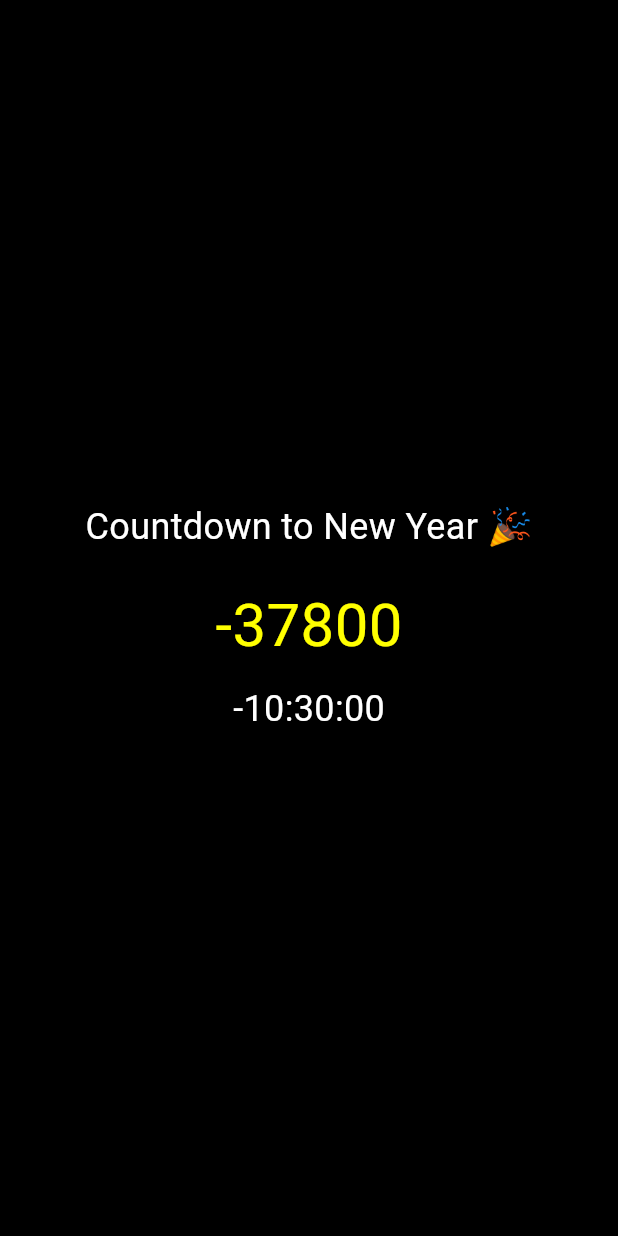
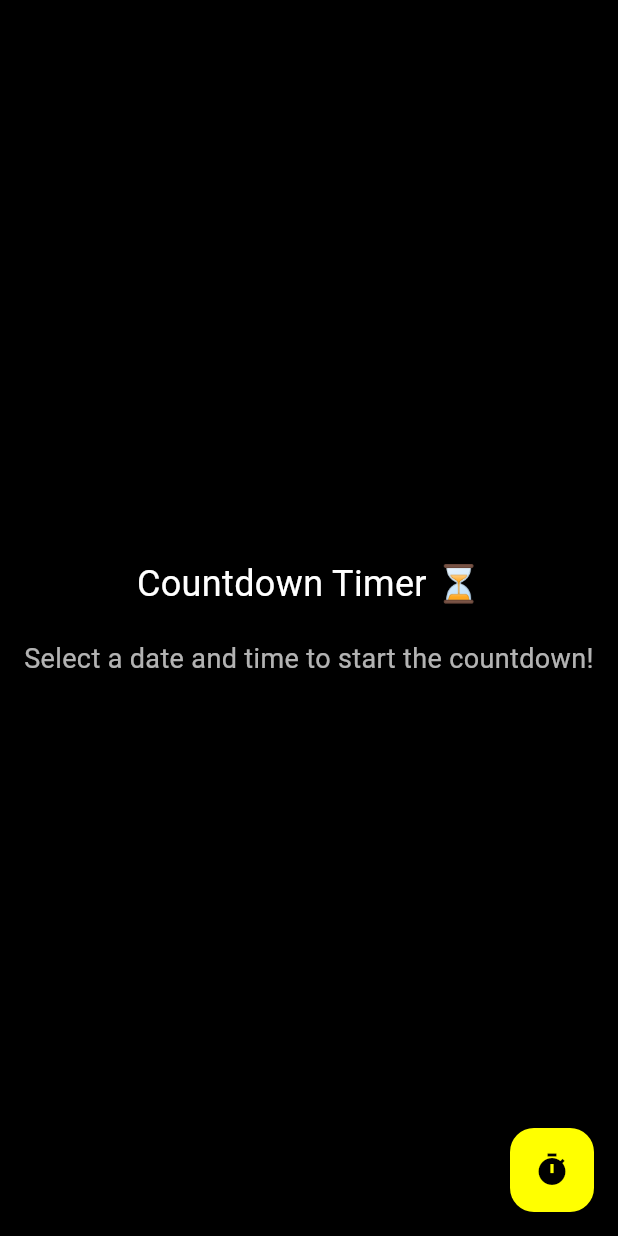
Before and after one commit to AnishHazra/New_Year_App, a Flutter app: the first screen one second after launch, on a phone screen of 412 x 824 dp. Run offline on Flutter 3.47's test engine with Material 3 defaults, Android fonts, the phone set to English and light mode, and no system bars; drawn by our look-alikes of animated_flip_counter; our stand-ins replace confetti.

Commit message:
added time and date picker

```diff
--- a/lib/main.dart
+++ b/lib/main.dart
@@ -11,10 +11,9 @@ class MyApp extends StatelessWidget {
   @override
   Widget build(BuildContext context) {
     return MaterialApp(
-      title: 'New Year 2025',
+      title: 'New Year',
       debugShowCheckedModeBanner: false,
       theme: ThemeData(
-        colorScheme: ColorScheme.fromSeed(seedColor: Colors.deepPurple),
         useMaterial3: true,
       ),
       home: const NewYearCountdown(),
--- a/lib/new_year_countdown.dart
+++ b/lib/new_year_countdown.dart
@@ -13,19 +13,20 @@ class NewYearCountdown extends StatefulWidget {
 class _NewYearCountdownState extends State<NewYearCountdown> {
   late Timer _timer;
   late Duration _timeRemaining;
-  final DateTime _targetTime = DateTime(2025, 1, 1, 0, 0, 0);
+  DateTime? _targetTime;
 
   @override
   void initState() {
     super.initState();
-    _timeRemaining = _targetTime.difference(DateTime.now());
-    _startTimer();
+    _timeRemaining = Duration.zero;
   }
 
   void _startTimer() {
+    if (_targetTime == null) return;
+
     _timer = Timer.periodic(const Duration(seconds: 1), (_) {
       setState(() {
-        _timeRemaining = _targetTime.difference(DateTime.now());
+        _timeRemaining = _targetTime!.difference(DateTime.now());
         if (_timeRemaining <= Duration.zero) {
           _timer.cancel();
           _navigateToNextPage();
@@ -38,6 +39,40 @@ class _NewYearCountdownState extends State<NewYearCountdown> {
     Navigator.of(context).pushReplacement(
       MaterialPageRoute(builder: (_) => const CelebrationScreen()),
     );
+  }
+
+  void _pickDateTime() async {
+    DateTime now = DateTime.now();
+
+    //! Pick the date
+    final DateTime? pickedDate = await showDatePicker(
+      context: context,
+      initialDate: now,
+      firstDate: now,
+      lastDate: DateTime(now.year + 10),
+    );
+
+    if (pickedDate == null) return;
+
+    //! Pick the time
+    final TimeOfDay? pickedTime = await showTimePicker(
+      context: context,
+      initialTime: TimeOfDay.now(),
+    );
+
+    if (pickedTime == null) return;
+
+    setState(() {
+      _targetTime = DateTime(
+        pickedDate.year,
+        pickedDate.month,
+        pickedDate.day,
+        pickedTime.hour,
+        pickedTime.minute,
+      );
+      _timeRemaining = _targetTime!.difference(DateTime.now());
+      _startTimer();
+    });
   }
 
   @override
@@ -62,13 +97,16 @@ class _NewYearCountdownState extends State<NewYearCountdown> {
           mainAxisAlignment: MainAxisAlignment.center,
           children: [
             const Text(
-              'Countdown to New Year 🎉',
+              'Countdown Timer ⏳',
               style: TextStyle(
                 fontSize: 24,
                 color: Colors.white,
               ),
             ),
             const SizedBox(height: 20),
+            if (_targetTime != null)
+              Column(
+                children: [
                   AnimatedFlipCounter(
                     value: _timeRemaining.inSeconds.toDouble(),
                     duration: const Duration(milliseconds: 800),
@@ -88,7 +126,20 @@ class _NewYearCountdownState extends State<NewYearCountdown> {
                     ),
                   ),
                 ],
+              )
+            else
+              const Text(
+                textAlign: TextAlign.center,
+                "Select a date and time to start the countdown!",
+                style: TextStyle(fontSize: 18, color: Colors.white70),
               ),
+          ],
+        ),
+      ),
+      floatingActionButton: FloatingActionButton(
+        onPressed: _pickDateTime,
+        backgroundColor: Colors.yellowAccent,
+        child: const Icon(Icons.timer, color: Colors.black),
       ),
     );
   }
```
Also changed, not shown: 3 other files. Lines whose indentation alone changed are shown as unchanged.
